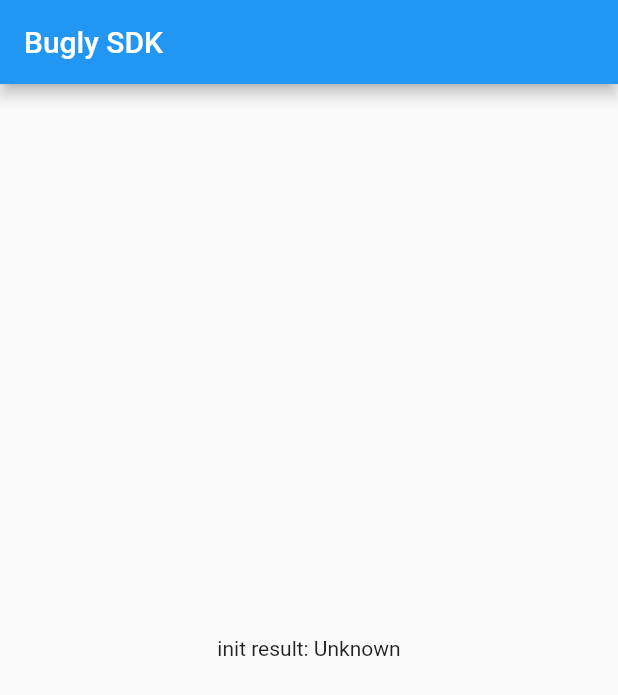
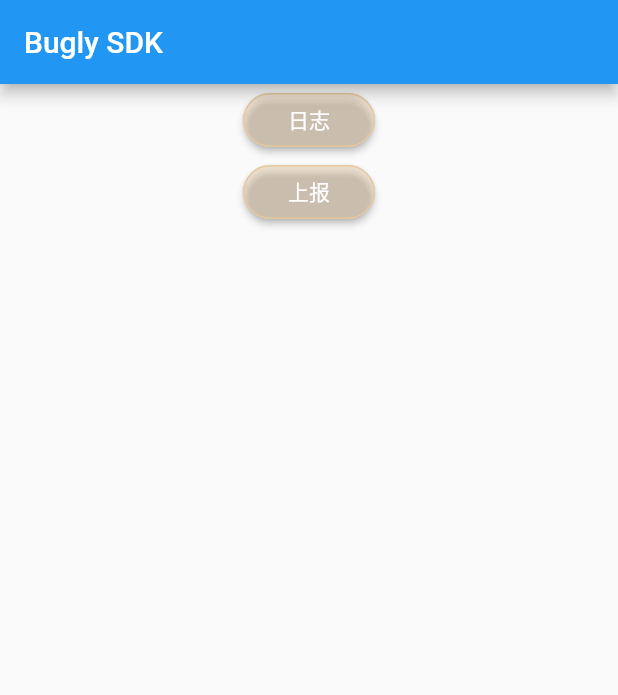
Before and after one commit to crazecoder/flutter_bugly, a Flutter app: the screen it shows after launch, on a phone screen of 412 x 824 dp. Shown: the top 695 px of the screen. Run offline on Flutter 3.47's test engine with Material 2 defaults, Android fonts, the phone set to English and light mode, and no system bars.

Commit message:
增加日志记录

```diff
--- a/example/lib/main.dart
+++ b/example/lib/main.dart
@@ -1,4 +1,5 @@
 import 'dart:io';
+import 'dart:math';
 
 import 'package:flutter/material.dart';
 import 'package:flutter_bugly/flutter_bugly.dart';
@@ -29,27 +30,14 @@ class _HomePageState extends State<HomePage> {
   void initState() {
     super.initState();
     FlutterBugly.init(
-      androidAppId: "your app id",
-      iOSAppId: "your app id",
-      customUpgrade: true, // 调用 Android 原生升级方式
+      androidAppId: "0358f4a973",
+      iOSAppId: "0358f4a973",
     ).then((_result) {
       setState(() {
         _platformVersion = _result.message;
         print(_result.appId);
       });
     });
-    // 当配置 customUpgrade=true 时候，这里可以接收自定义升级
-    FlutterBugly.onCheckUpgrade.listen((_upgradeInfo) {
-      _showUpdateDialog(
-        _upgradeInfo.newFeature,
-        _upgradeInfo.apkUrl!,
-        _upgradeInfo.upgradeType == 2,
-      );
-    });
-    FlutterBugly.setUserId("user id");
-    FlutterBugly.putUserData(key: "key", value: "value");
-    int tag = 9527;
-    FlutterBugly.setUserTag(tag);
     // autoCheckUpgrade 为 true 时，可以不用调用
     // if (mounted) _checkUpgrade();
   }
@@ -60,18 +48,47 @@ class _HomePageState extends State<HomePage> {
     super.dispose();
   }
 
+  Widget getItemView(String title, VoidCallback onPressed,
+      {bool visibility = true}) {
+    return Visibility(
+      visible: visibility,
+      child: RaisedButton(
+        child: new Text(title),
+        color: Color(0x66E6C8A0),
+        textColor: Colors.white,
+        onPressed: onPressed,
+        shape: RoundedRectangleBorder(
+            side: new BorderSide(color: Color(0xffE6C8A0), width: 1.0),
+            borderRadius: BorderRadius.circular(20.0)), //圆角大小
+      ),
+    );
+  }
+
+  Future<void> _log() async {
+    print("---- 打印日志 ----");
+    debugPrint("调试日志。。。。");
+    FlutterBugly.log("lock", "调试打印日志");
+
+    // var tt = int.parse("100fdaf");
+  }
+
+  Future<void> _upload() async {
+    print("---- 上报日志 ----");
+    FlutterBugly.uploadException(
+        message: "这个是一个日志。用来测试的 打印---${Random().nextInt(1000)}  日志",
+        detail: "我是用来测试ice ${Random().nextInt(1000)} ---- 2 我是detail");
+  }
+
   @override
   Widget build(BuildContext context) {
     return Scaffold(
       appBar: AppBar(title: const Text('Bugly SDK')),
-      body: GestureDetector(
-        onTap: () {
-          if (Platform.isAndroid) {
-            _checkUpgrade();
-          }
-        },
-        child: Center(
-          child: Text('init result: $_platformVersion\n'),
+      body: Center(
+        child: Column(
+          children: [
+            getItemView("日志", _log, visibility: true),
+            getItemView("上报", _upload, visibility: true),
+          ],
         ),
       ),
     );
--- a/example/pubspec.yaml
+++ b/example/pubspec.yaml
@@ -5,7 +5,7 @@ publish_to: 'none'
 version: 1.0.0+1
 
 environment:
-  sdk: ">=2.12.0 <3.0.0"
+  sdk: ">=2.16.1 <3.0.0"
 
 dependencies:
   flutter:
--- a/lib/src/flutter_bugly.dart
+++ b/lib/src/flutter_bugly.dart
@@ -95,6 +95,12 @@ class FlutterBugly {
   static Future<Null> setUserId(String userId) async {
     Map<String, Object> map = {"userId": userId};
     await _channel.invokeMethod('setUserId', map);
+  }
+
+  /// 上报日志
+  static Future<Null> log(String tag, String msg) async {
+    Map<String, Object> map = {"tag": tag, "msg": msg};
+    await _channel.invokeMethod('log', map);
   }
 
   /// 设置标签
--- a/pubspec.yaml
+++ b/pubspec.yaml
@@ -5,7 +5,7 @@ homepage: https://github.com/crazecoder/flutter_bugly
 # author: crazecoder <21527312@qq.com>
 
 environment:
-  sdk: '>=2.12.0 <3.0.0'
+  sdk: ">=2.16.1 <3.0.0"
   flutter: '>=2.0.0'
 
 dependencies:
```
Also changed, not shown: 2 other files.
